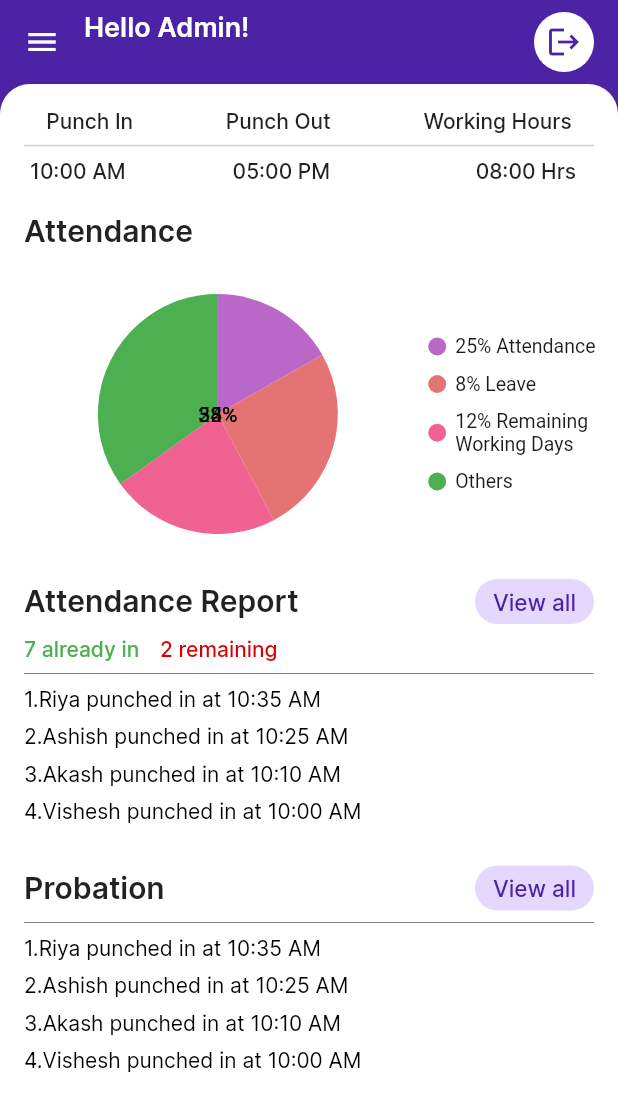
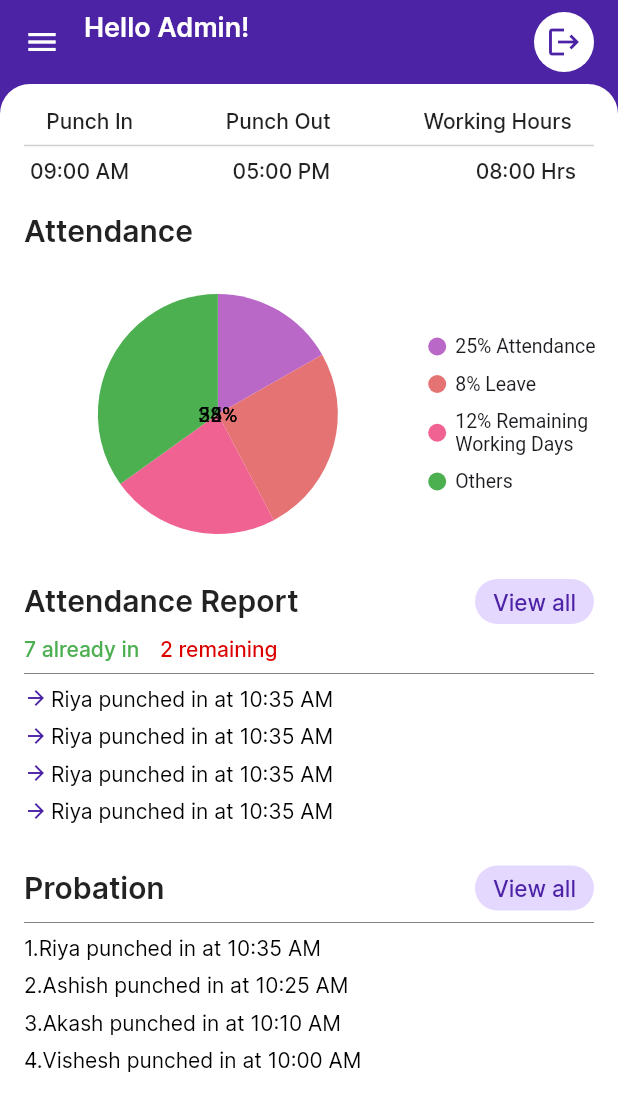
Before and after one commit to guptabinit/rmplhrm-adminweb, a Flutter app: the screen it shows once a user with an empty profile is signed in, on a phone screen of 412 x 824 dp. Shown: the top 1111 px of the screen. Run offline on Flutter 3.47's test engine with Material 2 defaults, Android fonts, the light colour scheme and no system bars; our stand-ins replace cached_network_image, cloud_firestore, firebase_auth, firebase_core, firebase_storage, flutter_svg and 7 more; accounts and stored records are empty; project files that could hold a hidden picture were left out.

Commit message:
updated-16.11.2023-1

```diff
--- a/lib/models/admin_model.dart
+++ b/lib/models/admin_model.dart
@@ -5,12 +5,19 @@ class AdminModel {
   final String email;
   final String branch;
   final String password;
+  final String inTime;
+  final String outTime;
+  final String workingHours;
+
 
   const AdminModel({
     required this.uid,
     required this.email,
     required this.branch,
     required this.password,
+    required this.inTime,
+    required this.outTime,
+    required this.workingHours,
   });
 
   Map<String, dynamic> toJson() => {
@@ -18,6 +25,9 @@ class AdminModel {
     'email': email,
     'branch': branch,
     'password': password,
+    'in_time': inTime,
+    'out_time': outTime,
+    'working_hours': workingHours,
   };
 
   static AdminModel fromSnap(DocumentSnapshot snap) {
@@ -28,6 +38,9 @@ class AdminModel {
       email: snapshot['email'],
       branch: snapshot['branch'],
       password: snapshot['password'],
+      inTime: snapshot['in_time'],
+      outTime: snapshot['out_time'],
+      workingHours: snapshot['working_hours'],
     );
   }
 }
--- a/lib/screens/admin_dashboard_screen.dart
+++ b/lib/screens/admin_dashboard_screen.dart
@@ -8,6 +8,9 @@ import 'package:rmpl_hrm_admin/main.dart';
 import 'package:syncfusion_flutter_charts/charts.dart';
 import 'package:velocity_x/velocity_x.dart';
 
+import '../models/admin_model.dart';
+import '../resources/auth_methods.dart';
+
 class AdminDashboardScreen extends StatefulWidget {
   final bool isLogoutTrigger;
   const AdminDashboardScreen({super.key, this.isLogoutTrigger = false});
@@ -17,6 +20,19 @@ class AdminDashboardScreen extends StatefulWidget {
 }
 
 class _AdminDashboardScreenState extends State<AdminDashboardScreen> {
+
+  String inTime = "09:00 AM";
+  String outTime = "05:00 PM";
+  String workingHours = "08:00 Hrs";
+
+  getAdminData() async {
+    AdminModel adminDetails = await AuthMethods().getAdminDetails();
+    setState(() {
+      inTime = adminDetails.inTime;
+      outTime = adminDetails.outTime;
+      workingHours = adminDetails.workingHours;
+    });
+  }
 
   @override
   Widget build(BuildContext context) {
@@ -75,23 +91,23 @@ class _AdminDashboardScreenState extends State<AdminDashboardScreen> {
                     // mainAxisAlignment: MainAxisAlignment.spaceAround,
                     children: [
                       20.widthBox,
-                      const Expanded(
+                      Expanded(
                         flex: 5,
                         child: Text(
-                          '10:00 AM',
-                          style: TextStyle(fontFamily: 'Inter', fontSize: 14, fontWeight: FontWeight.w500),
+                          inTime,
+                          style: const TextStyle(fontFamily: 'Inter', fontSize: 14, fontWeight: FontWeight.w500),
                         ),
                       ),
-                      const Expanded(
+                      Expanded(
                         flex: 6,
                         child: Text(
-                          '05:00 PM',
-                          style: TextStyle(fontFamily: 'Inter', fontSize: 14, fontWeight: FontWeight.w500),
+                          outTime,
+                          style: const TextStyle(fontFamily: 'Inter', fontSize: 14, fontWeight: FontWeight.w500),
                         ),
                       ),
-                      const Text(
-                        '08:00 Hrs',
-                        style: TextStyle(fontFamily: 'Inter', fontSize: 14, fontWeight: FontWeight.w500),
+                      Text(
+                        workingHours,
+                        style: const TextStyle(fontFamily: 'Inter', fontSize: 14, fontWeight: FontWeight.w500),
                       ),
                       28.widthBox
                     ],
@@ -166,24 +182,56 @@ class _AdminDashboardScreenState extends State<AdminDashboardScreen> {
                     const Divider(
                       color: textGreyColor,
                     ),
-                    const Text(
-                      '1.Riya punched in at 10:35 AM',
-                      style: TextStyle(fontFamily: 'Inter', fontSize: 14, color: darkColor, fontWeight: FontWeight.w400),
+                    Row(
+                      children: [
+                        const Icon(Icons.arrow_forward, color: primaryColor, size: 16,),
+                        2.widthBox,
+                        const Expanded(
+                          child: Text(
+                            'Riya punched in at 10:35 AM',
+                            style: TextStyle(fontFamily: 'Inter', fontSize: 14, color: darkColor, fontWeight: FontWeight.w400),
+                          ),
+                        ),
+                      ],
                     ),
                     8.heightBox,
-                    const Text(
-                      '2.Ashish punched in at 10:25 AM',
-                      style: TextStyle(fontFamily: 'Inter', fontSize: 14, color: darkColor, fontWeight: FontWeight.w400),
+                    Row(
+                      children: [
+                        const Icon(Icons.arrow_forward, color: primaryColor, size: 16,),
+                        2.widthBox,
+                        const Expanded(
+                          child: Text(
+                            'Riya punched in at 10:35 AM',
+                            style: TextStyle(fontFamily: 'Inter', fontSize: 14, color: darkColor, fontWeight: FontWeight.w400),
+                          ),
+                        ),
+                      ],
                     ),
                     8.heightBox,
-                    const Text(
-                      '3.Akash punched in at 10:10 AM',
-                      style: TextStyle(fontFamily: 'Inter', fontSize: 14, color: darkColor, fontWeight: FontWeight.w400),
+                    Row(
+                      children: [
+                        const Icon(Icons.arrow_forward, color: primaryColor, size: 16,),
+                        2.widthBox,
+                        const Expanded(
+                          child: Text(
+                            'Riya punched in at 10:35 AM',
+                            style: TextStyle(fontFamily: 'Inter', fontSize: 14, color: darkColor, fontWeight: FontWeight.w400),
+                          ),
+                        ),
+                      ],
                     ),
                     8.heightBox,
-                    const Text(
-                      '4.Vishesh punched in at 10:00 AM',
-                      style: TextStyle(fontFamily: 'Inter', fontSize: 14, color: darkColor, fontWeight: FontWeight.w400),
+                    Row(
+                      children: [
+                        const Icon(Icons.arrow_forward, color: primaryColor, size: 16,),
+                        2.widthBox,
+                        const Expanded(
+                          child: Text(
+                            'Riya punched in at 10:35 AM',
+                            style: TextStyle(fontFamily: 'Inter', fontSize: 14, color: darkColor, fontWeight: FontWeight.w400),
+                          ),
+                        ),
+                      ],
                     ),
                     28.heightBox,
                     Row(
--- a/lib/screens/main_nav.dart
+++ b/lib/screens/main_nav.dart
@@ -34,7 +34,7 @@ class _MainNavScreenState extends State<MainNavScreen> {
   String branch = "Branch";
 
   getAdminData() async {
-    var adminDetails = await AuthMethods().getAdminDetails();
+    AdminModel adminDetails = await AuthMethods().getAdminDetails();
     setState(() {
       branch = adminDetails.branch;
     });
@@ -81,7 +81,7 @@ class _MainNavScreenState extends State<MainNavScreen> {
     if (currentPage == DrawerSections.admin_dashboard) {
       container = const AdminDashboardScreen();
     } else if (currentPage == DrawerSections.employee_details) {
-      container = const EmployeeDetailScreen();
+      container = EmployeeDetailScreen(branch: branch);
     } else if (currentPage == DrawerSections.notifications) {
       container = const NotificationScreen();
     } else if (currentPage == DrawerSections.attendance) {
@@ -157,7 +157,7 @@ class _MainNavScreenState extends State<MainNavScreen> {
             onTap: () {
               if (pageNumber == 8) {
               } else if (pageNumber == 2) {
-                Get.to(() => const AddNewEmployeeScreen());
+                Get.to(() => AddNewEmployeeScreen(branch: branch,));
               } else if (pageNumber == 3) {
                 Get.to(() => const NewNotificationScreen());
               } else if (pageNumber == 5) {
```
Also changed, not shown: lib/models/emp_model.dart (+8 -0 lines), lib/resources/firestore_methods.dart (+5 -4 lines), lib/screens/employee_details_screen.dart (+14 -3 lines), lib/screens/other_screens/add_new_employee_screen.dart (+3 -21 lines), lib/screens/other_screens/profile_screen.dart (+31 -1 lines).
